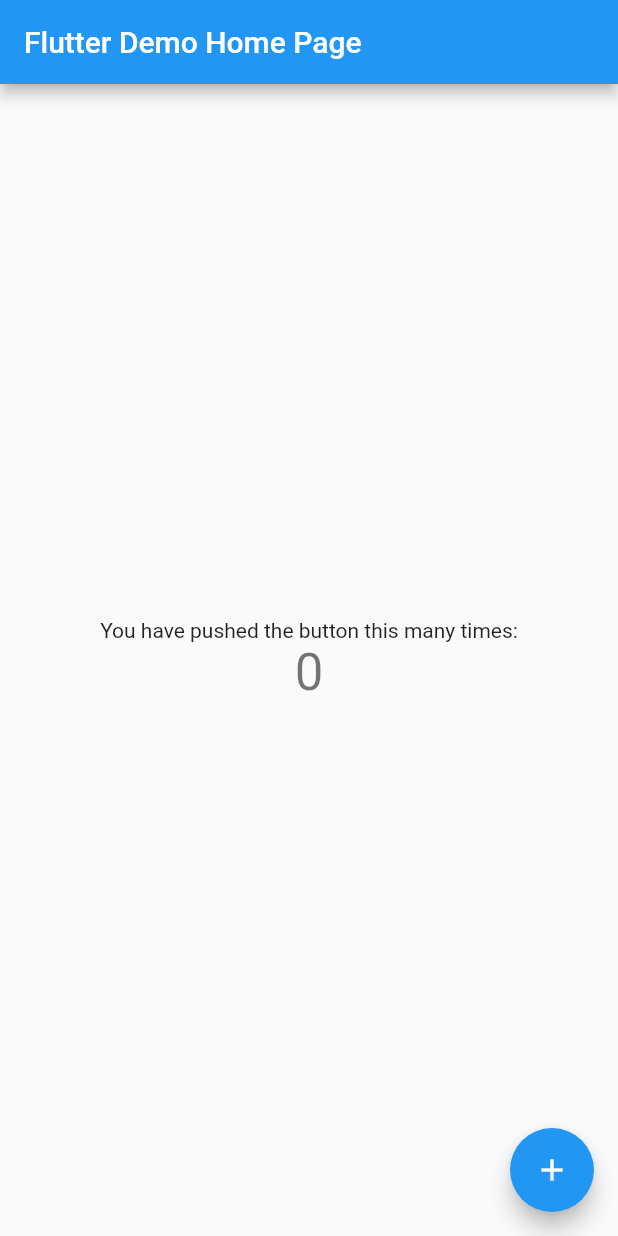
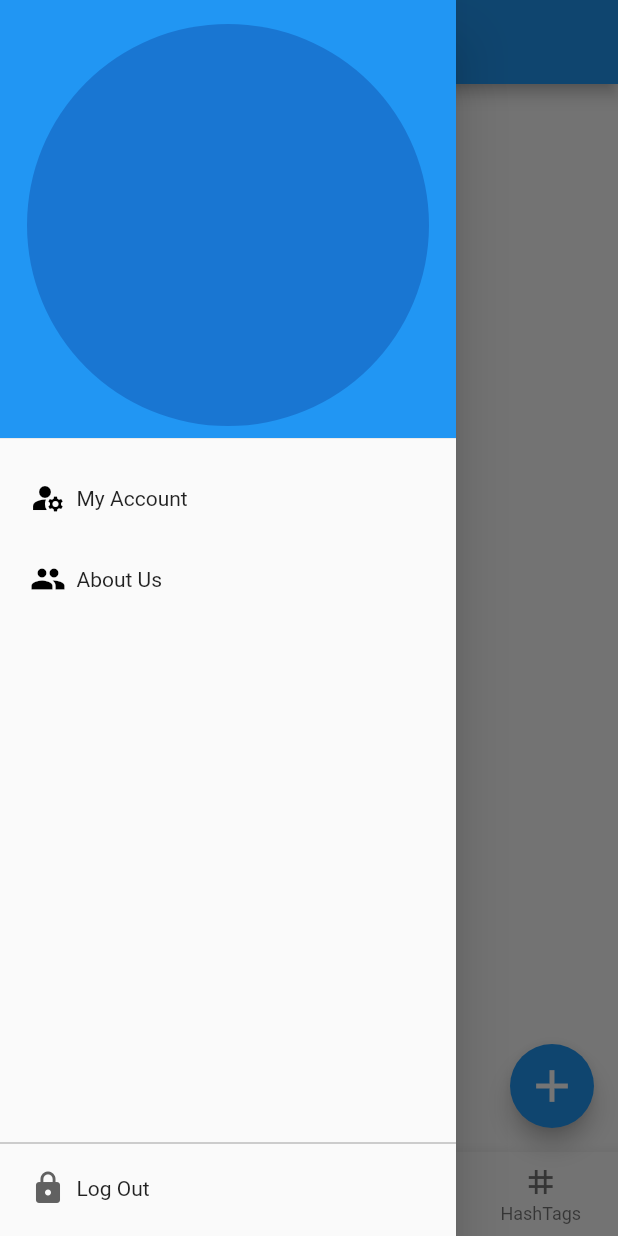
Before and after one commit to uzair9/campus-connect, a Flutter app: the screen it shows after launch, with the side drawer open (before the commit the screen has no drawer), on a phone screen of 412 x 824 dp. Run offline on Flutter 3.47's test engine with Material 2 defaults, Android fonts, the phone set to English and light mode, and no system bars.

Commit message:
Layout for bottom and drawer navigations done

```diff
--- a/lib/main.dart
+++ b/lib/main.dart
@@ -1,115 +1,72 @@
 import 'package:flutter/material.dart';
+import 'temp_widgets.dart';
+import 'package:campus_connect/widgets/drawer_widget.dart';
 
-void main() {
-  runApp(const MyApp());
+void main() => runApp(MaterialApp(
+	home: Home()
+));
+
+class Home extends StatefulWidget {
+	const Home({ Key? key }) : super(key: key);
+
+	@override
+	_HomeState createState() => _HomeState();
 }
 
-class MyApp extends StatelessWidget {
-  const MyApp({Key? key}) : super(key: key);
+class _HomeState extends State<Home> {
+	int currentTab = 0;
+	String tabName = 'News';
+  final List<Widget> childrenList = [ Zero(), One(), Two(), Three() ];
 
-  // This widget is the root of your application.
-  @override
-  Widget build(BuildContext context) {
-    return MaterialApp(
-      title: 'Flutter Demo',
-      theme: ThemeData(
-        // This is the theme of your application.
-        //
-        // Try running your application with "flutter run". You'll see the
-        // application has a blue toolbar. Then, without quitting the app, try
-        // changing the primarySwatch below to Colors.green and then invoke
-        // "hot reload" (press "r" in the console where you ran "flutter run",
-        // or simply save your changes to "hot reload" in a Flutter IDE).
-        // Notice that the counter didn't reset back to zero; the application
-        // is not restarted.
-        primarySwatch: Colors.blue,
-      ),
-      home: const MyHomePage(title: 'Flutter Demo Home Page'),
-    );
-  }
-}
-
-class MyHomePage extends StatefulWidget {
-  const MyHomePage({Key? key, required this.title}) : super(key: key);
-
-  // This widget is the home page of your application. It is stateful, meaning
-  // that it has a State object (defined below) that contains fields that affect
-  // how it looks.
-
-  // This class is the configuration for the state. It holds the values (in this
-  // case the title) provided by the parent (in this case the App widget) and
-  // used by the build method of the State. Fields in a Widget subclass are
-  // always marked "final".
-
-  final String title;
-
-  @override
-  State<MyHomePage> createState() => _MyHomePageState();
-}
-
-class _MyHomePageState extends State<MyHomePage> {
-  int _counter = 0;
-
-  void _incrementCounter() {
+	void onTabTapped(int index) {
    setState(() {
-      // This call to setState tells the Flutter framework that something has
-      // changed in this State, which causes it to rerun the build method below
-      // so that the display can reflect the updated values. If we changed
-      // _counter without calling setState(), then the build method would not be
-      // called again, and so nothing would appear to happen.
-      _counter++;
+     currentTab = index;
+		 if (index == 0) tabName = 'News';
+		 if (index == 1) tabName = 'Events';
+		 if (index == 2) tabName = 'Announcements';
+		 if (index == 3) tabName = '#HashTags';
 		});
  	}
 
 	@override
 	Widget build(BuildContext context) {
-    // This method is rerun every time setState is called, for instance as done
-    // by the _incrementCounter method above.
-    //
-    // The Flutter framework has been optimized to make rerunning build methods
-    // fast, so that you can just rebuild anything that needs updating rather
-    // than having to individually change instances of widgets.
-    return Scaffold(
+		return(Scaffold(
 			appBar: AppBar(
-        // Here we take the value from the MyHomePage object that was created by
-        // the App.build method, and use it to set our appbar title.
-        title: Text(widget.title),
+				title: Text(tabName),
+				centerTitle: true,
 			),
-      body: Center(
-        // Center is a layout widget. It takes a single child and positions it
-        // in the middle of the parent.
-        child: Column(
-          // Column is also a layout widget. It takes a list of children and
-          // arranges them vertically. By default, it sizes itself to fit its
-          // children horizontally, and tries to be as tall as its parent.
-          //
-          // Invoke "debug painting" (press "p" in the console, choose the
-          // "Toggle Debug Paint" action from the Flutter Inspector in Android
-          // Studio, or the "Toggle Debug Paint" command in Visual Studio Code)
-          // to see the wireframe for each widget.
-          //
-          // Column has various properties to control how it sizes itself and
-          // how it positions its children. Here we use mainAxisAlignment to
-          // center the children vertically; the main axis here is the vertical
-          // axis because Columns are vertical (the cross axis would be
-          // horizontal).
-          mainAxisAlignment: MainAxisAlignment.center,
-          children: <Widget>[
-            const Text(
-              'You have pushed the button this many times:',
+			bottomNavigationBar: BottomNavigationBar(
+				type: BottomNavigationBarType.fixed,
+				currentIndex: currentTab,
+				onTap: onTabTapped, // automatically passes the index to the function
+				items: [
+					BottomNavigationBarItem(
+						icon: Icon(Icons.feed),
+						title: Text('News')
 					),
-            Text(
-              '$_counter',
-              style: Theme.of(context).textTheme.headline4,
+					BottomNavigationBarItem(
+						icon: Icon(Icons.celebration),
+						title: Text('Events')
+					),
+					BottomNavigationBarItem(
+						icon: Icon(Icons.campaign),
+						title: Text('Announcements')
+					),
+					BottomNavigationBarItem(
+						icon: Icon(Icons.tag),
+						title: Text('HashTags')
 					),
 				],
 			),
+			drawer: CustomDrawer(),
+			body: childrenList[currentTab],
+			floatingActionButton: FloatingActionButton(
+				onPressed: () => print('Add New News'),
+				child: Icon(
+					Icons.add,
+					size: 36,
+				)
 			),
-      floatingActionButton: FloatingActionButton(
-        onPressed: _incrementCounter,
-        tooltip: 'Increment',
-        child: const Icon(Icons.add),
-      ), // This trailing comma makes auto-formatting nicer for build methods.
-    );
+		));
 	}
 }
--- /dev/null
+++ b/lib/temp_widgets.dart
@@ -0,0 +1,60 @@
+import 'package:flutter/material.dart';
+
+class Zero extends StatelessWidget {
+	const Zero({ Key? key }) : super(key: key);
+
+	@override
+	Widget build(BuildContext context) {
+		return(Scaffold(
+			body: Center(
+				child: Text('News')
+			),
+		)
+		);
+	}
+}
+
+
+class One extends StatelessWidget {
+	const One({ Key? key }) : super(key: key);
+
+	@override
+	Widget build(BuildContext context) {
+		return(Scaffold(
+			body: Center(
+				child: Text('Events')
+			),
+		)
+		);
+	}
+}
+
+
+class Two extends StatelessWidget {
+	const Two({ Key? key }) : super(key: key);
+
+	@override
+	Widget build(BuildContext context) {
+		return(Scaffold(
+			body: Center(
+				child: Text('Announcements')
+			),
+		)
+		);
+	}
+}
+
+
+class Three extends StatelessWidget {
+	const Three({ Key? key }) : super(key: key);
+
+	@override
+	Widget build(BuildContext context) {
+		return(Scaffold(
+			body: Center(
+				child: Text('HashTags')
+			),
+		)
+		);
+	}
+}
--- /dev/null
+++ b/lib/widgets/drawer_widget.dart
@@ -0,0 +1,82 @@
+import 'package:flutter/material.dart';
+
+class CustomDrawer extends StatelessWidget {
+	const CustomDrawer({ Key? key }) : super(key: key);
+
+	@override
+	Widget build(BuildContext context) {
+		return Container(
+			child: Drawer(
+				child: Column(
+					crossAxisAlignment: CrossAxisAlignment.stretch,
+					children: [
+						Container(
+							height: 300,
+							child: DrawerHeader(
+							decoration: BoxDecoration(
+								color: Colors.blue,
+
+							),
+							child: CircleAvatar(
+								// backgroundImage: AssetImage('assets/images/'),
+							),
+						),
+						),
+						Padding(
+							padding: EdgeInsets.fromLTRB(20, 20, 0, 10),
+							child: Row(
+								children: [
+									Icon(
+										Icons.manage_accounts,
+										color: Colors.black,
+									),
+									SizedBox(width: 7),
+									InkWell(
+										onTap: () => print('Profile'),
+										child: const Text('My Account'),
+									),
+								],
+							),
+						),
+						Padding(
+							padding: EdgeInsets.fromLTRB(20, 20, 0, 20),
+							child: Row(
+								children: [
+									Icon(
+										Icons.people,
+										color: Colors.black,
+									),
+									SizedBox(width: 7),
+									InkWell(
+										onTap: () => print('About Us'),
+										child: const Text('About Us'),
+									),
+								],
+							),
+						),
+						Spacer(),
+						Divider(
+							color: Colors.grey,
+						),
+						Padding(
+							padding: EdgeInsets.fromLTRB(20, 10, 0, 20),
+							child: Row(
+								children: [
+									Icon(
+										Icons.lock,
+										color: Colors.grey[700],
+									),
+									SizedBox(width: 7),
+									InkWell(
+										onTap: () => print('Log Out'),
+										child: const Text('Log Out'),
+									),
+								],
+							),
+						),
+					]
+				),
+			),
+		);
+	}
+}
```
Also changed, not shown: 10 other files. Lines whose indentation alone changed are shown as unchanged.
